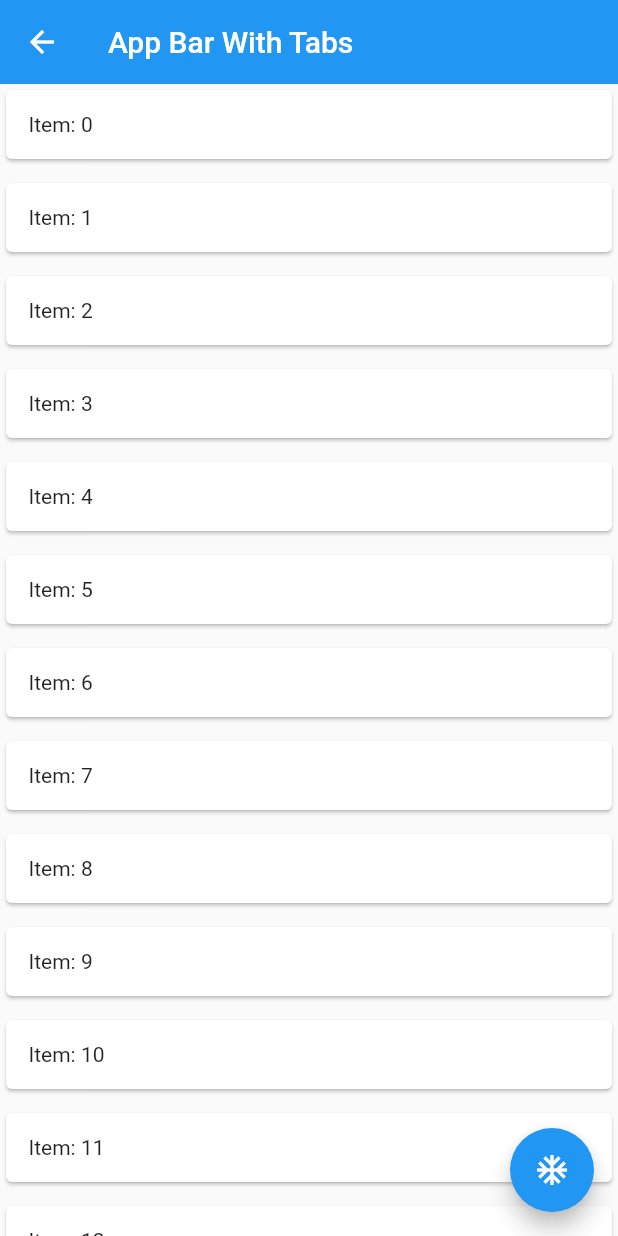
After one commit to MinaSamirCap/Self-Flutter-Hide-Show-App-Bar-Bottom-Nav-Scrolling, a Flutter app: the AppBarWithFloatScreen screen opened by its route, on a phone screen of 412 x 824 dp. The commit adds this screen. Run offline on Flutter 3.47's test engine with Material 2 defaults, Android fonts, the phone set to English and light mode, and no system bars.

Commit message:
add hide for app bar and float action button

```diff
--- a/lib/main.dart
+++ b/lib/main.dart
@@ -1,5 +1,6 @@
 import 'package:flutter/material.dart';
-import 'package:self_flutter_hide_show_app_bar_bottom_nav_scrolling/app_bar_with_tabs_screen.dart';
+import 'package:self_flutter_hide_show_app_bar_bottom_nav_scrolling/screens/app_bar_with_float_screen.dart';
+import 'package:self_flutter_hide_show_app_bar_bottom_nav_scrolling/screens/app_bar_with_tabs_screen.dart';
 import 'package:self_flutter_hide_show_app_bar_bottom_nav_scrolling/screens/home_screen.dart';
 
 void main() {
@@ -17,7 +18,8 @@ class MyApp extends StatelessWidget {
       ),
       home: const HomeScreen(),
       routes: {
-        AppBarWithTabsScreen.routeName: (ctx) => const AppBarWithTabsScreen()
+        AppBarWithTabsScreen.routeName: (ctx) => const AppBarWithTabsScreen(),
+        AppBarWithFloatScreen.routeName: (ctx) => const AppBarWithFloatScreen()
       },
     );
   }
--- /dev/null
+++ b/lib/screens/app_bar_with_float_screen.dart
@@ -0,0 +1,67 @@
+import 'package:flutter/material.dart';
+import 'package:flutter/rendering.dart';
+import 'package:self_flutter_hide_show_app_bar_bottom_nav_scrolling/common_widgets.dart';
+
+class AppBarWithFloatScreen extends StatefulWidget {
+  static const routeName = "app-bar-with-float-screen";
+
+  const AppBarWithFloatScreen({Key? key}) : super(key: key);
+
+  @override
+  State<AppBarWithFloatScreen> createState() => _AppBarWithFloatScreenState();
+}
+
+class _AppBarWithFloatScreenState extends State<AppBarWithFloatScreen> {
+  final String title = "App Bar With Tabs";
+
+  bool isFabVisible = true;
+
+  @override
+  Widget build(BuildContext context) {
+    return Scaffold(
+        body: NestedScrollView(
+      floatHeaderSlivers: true,
+      headerSliverBuilder: (ctx, innerBoxIsScrolled) => [
+        SliverAppBar(
+          title: Text(title),
+          floating: true,
+          snap: true,
+        )
+      ],
+      body: Scaffold(
+        body: NotificationListener<UserScrollNotification>(
+          onNotification: (notification) {
+            _applyLogic(notification);
+            /// Return true to cancel the notification bubbling. Return false to allow the
+            /// notification to continue to be dispatched to further ancestors.
+            return false;
+          },
+          child: ListView.separated(
+              itemBuilder: (ctx, index) => buildCard("Item: $index"),
+              separatorBuilder: (ctx, index) => buildSeparator(index),
+              itemCount: 100),
+        ),
+        floatingActionButton: isFabVisible ? _buildFloatActionBtn() : null,
+      ),
+    ));
+  }
+
+  Widget _buildFloatActionBtn() {
+    return FloatingActionButton(
+      child: const Icon(Icons.ac_unit_sharp),
+      onPressed: () {},
+    );
+  }
+
+  void _applyLogic(UserScrollNotification notification) {
+    if (notification.direction == ScrollDirection.forward) {
+      if (!isFabVisible) setState(() => isFabVisible = true);
+    } else if (notification.direction == ScrollDirection.reverse) {
+      if (isFabVisible) setState(() => isFabVisible = false);
+    }
+  }
+}
+
+
+/// reference ...
+/// https://www.youtube.com/watch?v=Zs3D6vs7h-k
--- a/lib/screens/home_screen.dart
+++ b/lib/screens/home_screen.dart
@@ -1,5 +1,6 @@
 import 'package:flutter/material.dart';
-import 'package:self_flutter_hide_show_app_bar_bottom_nav_scrolling/app_bar_with_tabs_screen.dart';
+import 'package:self_flutter_hide_show_app_bar_bottom_nav_scrolling/screens/app_bar_with_float_screen.dart';
+import 'package:self_flutter_hide_show_app_bar_bottom_nav_scrolling/screens/app_bar_with_tabs_screen.dart';
 import 'package:self_flutter_hide_show_app_bar_bottom_nav_scrolling/common_widgets.dart';
 
 class HomeScreen extends StatelessWidget {
@@ -37,7 +38,7 @@ class HomeScreen extends StatelessWidget {
     if (index == 0) {
       return AppBarWithTabsScreen.routeName;
     } else if (index == 1) {
-      return AppBarWithTabsScreen.routeName;
+      return AppBarWithFloatScreen.routeName;
     } else {
       return AppBarWithTabsScreen.routeName;
     }
```
Also changed, not shown: lib/screens/app_bar_with_tabs_screen.dart (renamed from lib/app_bar_with_tabs_screen.dart).
